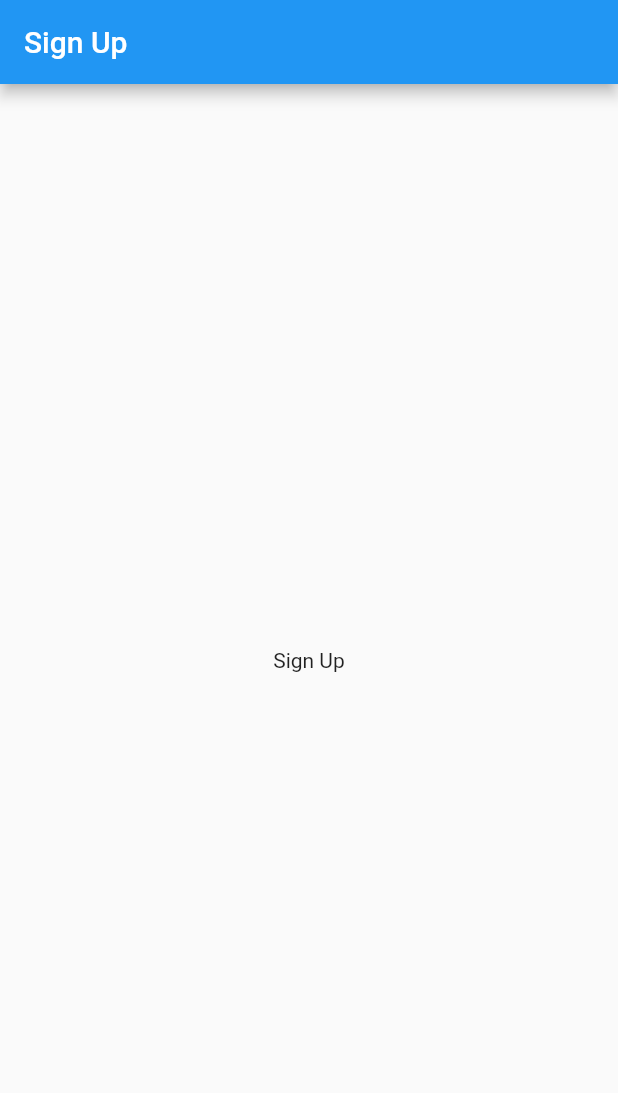
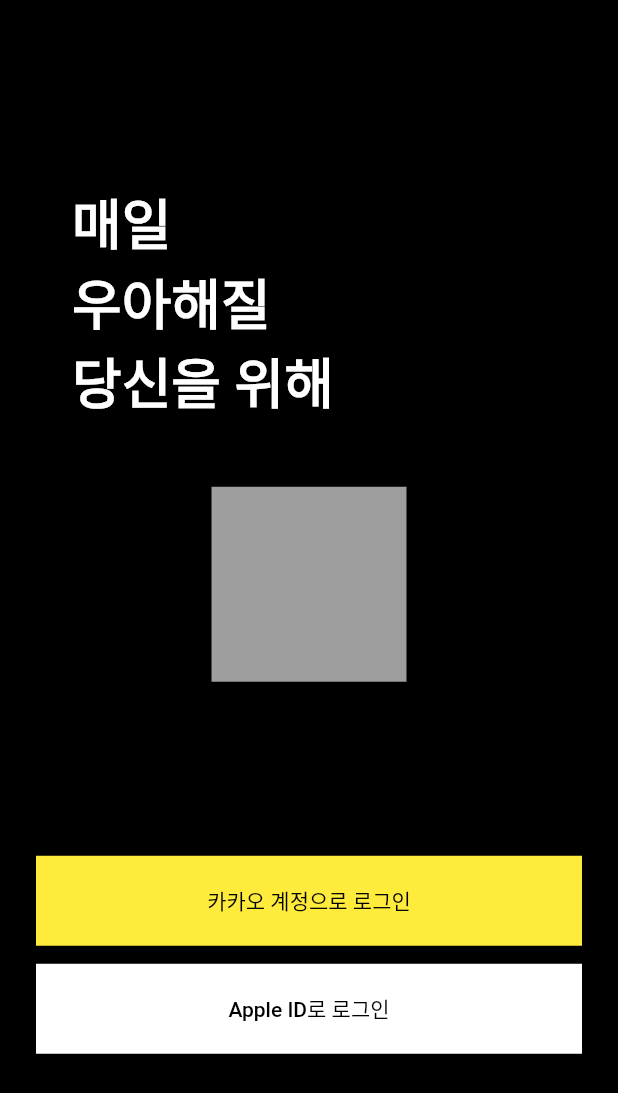
Before and after one commit to ballet-for-all/ballet_for_all_flutter, a Flutter app: the screen it shows after launch, on a phone screen of 412 x 824 dp. Shown: the top 1093 px of the screen. Run offline on Flutter 3.47's test engine with Material 2 defaults, Android fonts, the phone set to English and light mode, and no system bars; our stand-ins replace firebase_core; accounts and stored records are empty; generated files the repository leaves out were written again.

Commit message:
(EDFJ-78) 회원가입 페이지 스켈레톤

```diff
--- a/lib/page/sign_up/view/sign_up_view.dart
+++ b/lib/page/sign_up/view/sign_up_view.dart
@@ -5,11 +5,70 @@
 
   @override
   Widget build(BuildContext context) => Scaffold(
-        appBar: AppBar(
-          title: const Text('Sign Up'),
-        ),
-        body: const Center(
-          child: Text('Sign Up'),
+        body: SafeArea(
+          child: Container(
+            width: double.infinity,
+            padding: const EdgeInsets.symmetric(horizontal: 24),
+            color: Colors.black,
+            child: Column(
+              mainAxisAlignment: MainAxisAlignment.center,
+              crossAxisAlignment: CrossAxisAlignment.center,
+              children: <Widget>[
+                Container(
+                  width: double.infinity,
+                  padding: const EdgeInsets.symmetric(horizontal: 24),
+                  child: const Text(
+                    '매일\n우아해질\n당신을 위해',
+                    style: TextStyle(
+                      fontSize: 36,
+                      fontWeight: FontWeight.bold,
+                      color: Colors.white,
+                    ),
+                  ),
+                ),
+                const SizedBox(height: 44),
+                Container(
+                  width: 130,
+                  height: 130,
+                  decoration: const BoxDecoration(
+                    color: Colors.grey,
+                  ),
+                ),
+                const SizedBox(height: 116),
+                SizedBox(
+                  width: double.infinity,
+                  height: 60,
+                  child: ElevatedButton(
+                    onPressed: () {},
+                    style: ElevatedButton.styleFrom(
+                      foregroundColor: Colors.black,
+                      backgroundColor: Colors.yellow,
+                      shape: const RoundedRectangleBorder(
+                        borderRadius: BorderRadius.zero,
+                      ),
+                    ),
+                    child: const Text('카카오 계정으로 로그인'),
+                  ),
+                ),
+                const SizedBox(height: 12),
+                SizedBox(
+                  width: double.infinity,
+                  height: 60,
+                  child: ElevatedButton(
+                    onPressed: () {},
+                    style: ElevatedButton.styleFrom(
+                      foregroundColor: Colors.black,
+                      backgroundColor: Colors.white,
+                      shape: const RoundedRectangleBorder(
+                        borderRadius: BorderRadius.zero,
+                      ),
+                    ),
+                    child: const Text('Apple ID로 로그인'),
+                  ),
+                ),
+              ],
+            ),
+          ),
         ),
       );
 }
```
